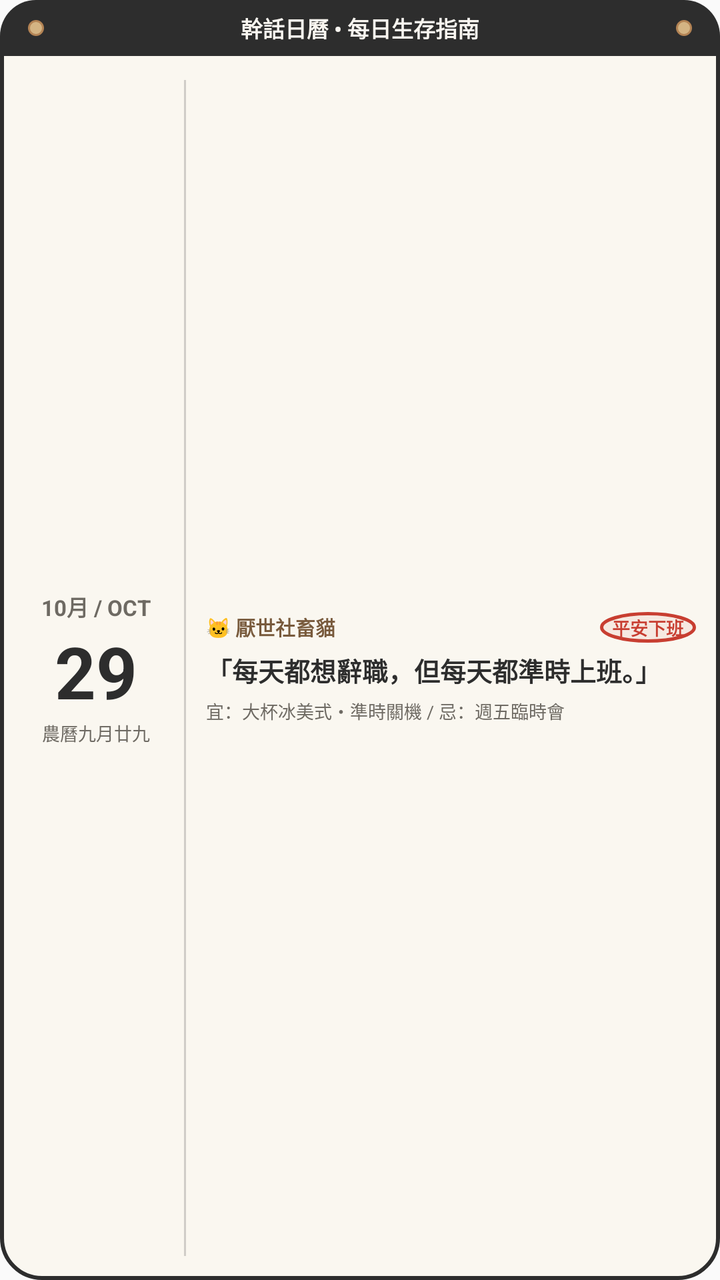
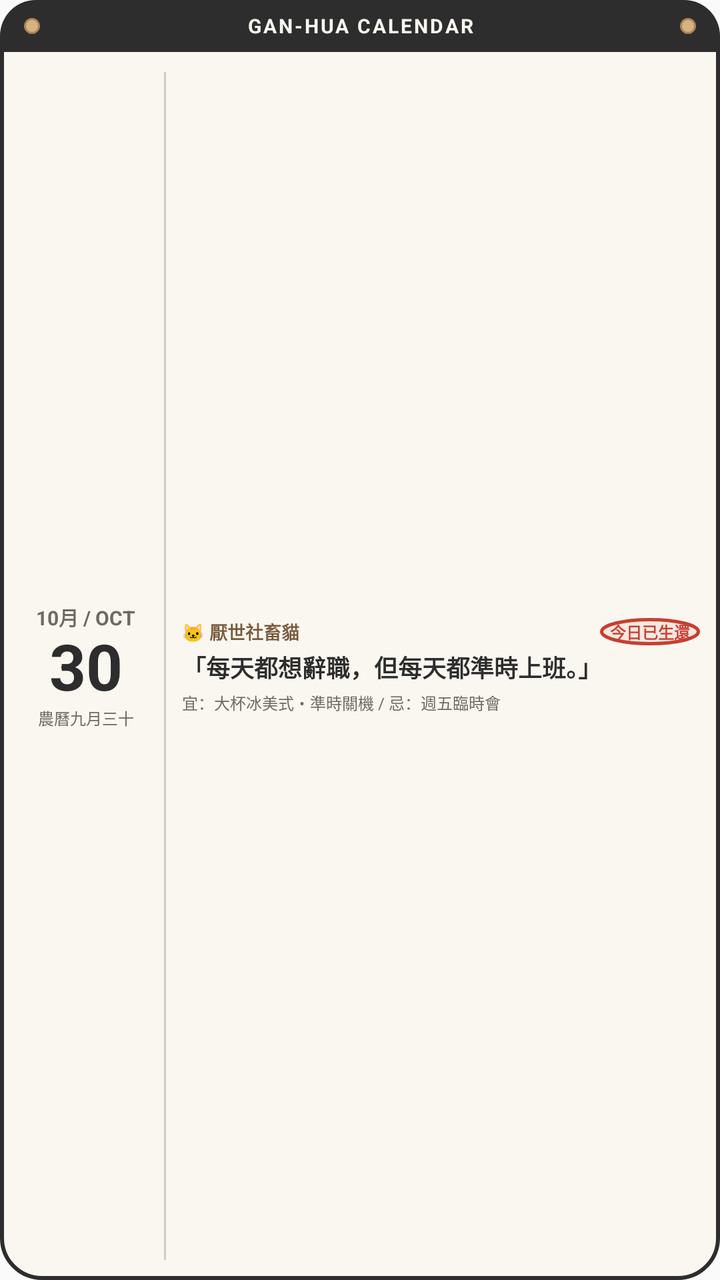

Screens rendered from an Android XML layout before and after an edit, with the pre-edit source and the edit as a unified diff.
<!-- AndroidManifest.xml: application theme AppTheme -->
<!-- res/layout/widget_ganhua_desk_calendar.xml -->
<?xml version="1.0" encoding="utf-8"?>
<LinearLayout xmlns:android="http://schemas.android.com/apk/res/android"
    android:id="@+id/widget_root"
    android:layout_width="match_parent"
    android:layout_height="match_parent"
    android:orientation="vertical"
    android:background="@drawable/widget_calendar_bg"
    android:padding="0dp">

    
    <RelativeLayout
        android:layout_width="match_parent"
        android:layout_height="28dp"
        android:background="@drawable/widget_binder_header"
        android:paddingHorizontal="14dp">

        <View
            android:layout_width="8dp"
            android:layout_height="8dp"
            android:layout_centerVertical="true"
            android:layout_alignParentStart="true"
            android:background="@drawable/widget_rivet" />

        <TextView
            android:id="@+id/tv_widget_title"
            android:layout_width="wrap_content"
            android:layout_height="wrap_content"
            android:layout_centerInParent="true"
            android:text="幹話日曆 • 每日生存指南"
            android:textColor="#F9F6F0"
            android:textSize="11sp"
            android:textStyle="bold" />

        <View
            android:layout_width="8dp"
            android:layout_height="8dp"
            android:layout_centerVertical="true"
            android:layout_alignParentEnd="true"
            android:background="@drawable/widget_rivet" />
    </RelativeLayout>

    
    <LinearLayout
        android:layout_width="match_parent"
        android:layout_height="match_parent"
        android:orientation="horizontal"
        android:padding="12dp">

        
        <LinearLayout
            android:layout_width="80dp"
            android:layout_height="match_parent"
            android:orientation="vertical"
            android:gravity="center"
            android:paddingEnd="8dp">

            <TextView
                android:id="@+id/tv_widget_month"
                android:layout_width="wrap_content"
                android:layout_height="wrap_content"
                android:text="10月 / OCT"
                android:textColor="#6E6A63"
                android:textSize="11sp"
                android:textStyle="bold" />

            <TextView
                android:id="@+id/tv_widget_day"
                android:layout_width="wrap_content"
                android:layout_height="wrap_content"
                android:text="29"
                android:textColor="#2D2D2D"
                android:textSize="36sp"
                android:textStyle="bold" />

            <TextView
                android:id="@+id/tv_widget_lunar"
                android:layout_width="wrap_content"
                android:layout_height="wrap_content"
                android:text="農曆九月廿九"
                android:textColor="#6E6A63"
                android:textSize="9sp" />
        </LinearLayout>

        
        <View
            android:layout_width="1dp"
            android:layout_height="match_parent"
            android:background="#2D2D2D"
            android:alpha="0.2"
            android:layout_marginEnd="10dp" />

        
        <LinearLayout
            android:layout_width="0dp"
            android:layout_height="match_parent"
            android:layout_weight="1"
            android:orientation="vertical"
            android:gravity="center_vertical">

            
            <RelativeLayout
                android:layout_width="match_parent"
                android:layout_height="wrap_content"
                android:layout_marginBottom="4dp">

                <TextView
                    android:id="@+id/tv_widget_character"
                    android:layout_width="wrap_content"
                    android:layout_height="wrap_content"
                    android:layout_alignParentStart="true"
                    android:text="🐱 厭世社畜貓"
                    android:textColor="#785A3C"
                    android:textSize="10sp"
                    android:textStyle="bold" />

                <TextView
                    android:id="@+id/tv_widget_seal"
                    android:layout_width="wrap_content"
                    android:layout_height="wrap_content"
                    android:layout_alignParentEnd="true"
                    android:background="@drawable/widget_stamp_circle"
                    android:paddingHorizontal="6dp"
                    android:paddingVertical="1dp"
                    android:text="平安下班"
                    android:textColor="#C83E31"
                    android:textSize="9sp"
                    android:textStyle="bold" />
            </RelativeLayout>

            
            <TextView
                android:id="@+id/tv_widget_quote"
                android:layout_width="match_parent"
                android:layout_height="wrap_content"
                android:text="「每天都想辭職，但每天都準時上班。」"
                android:textColor="#2D2D2D"
                android:textSize="13sp"
                android:textStyle="bold"
                android:maxLines="2"
                android:ellipsize="end" />

            
            <TextView
                android:id="@+id/tv_widget_yiji"
                android:layout_width="match_parent"
                android:layout_height="wrap_content"
                android:layout_marginTop="4dp"
                android:text="宜：大杯冰美式・準時關機 / 忌：週五臨時會"
                android:textColor="#6E6A63"
                android:textSize="9sp"
                android:maxLines="1"
                android:ellipsize="end" />
        </LinearLayout>
    </LinearLayout>
</LinearLayout>
<!-- resources referenced by this layout -->
<resources>
  <!-- drawable widget_binder_header (drawable) -->
  <?xml version="1.0" encoding="utf-8"?>
  <shape xmlns:android="http://schemas.android.com/apk/res/android"
      android:shape="rectangle">
      <solid android:color="#2D2D2D" />
      <corners
          android:topLeftRadius="18dp"
          android:topRightRadius="18dp"
          android:bottomLeftRadius="0dp"
          android:bottomRightRadius="0dp" />
  </shape>
  <!-- drawable widget_calendar_bg (drawable) -->
  <?xml version="1.0" encoding="utf-8"?>
  <shape xmlns:android="http://schemas.android.com/apk/res/android"
      android:shape="rectangle">
      <solid android:color="#FAF7F0" />
      <stroke
          android:width="2dp"
          android:color="#2D2D2D" />
      <corners android:radius="20dp" />
  </shape>
  <!-- drawable widget_rivet (drawable) -->
  <?xml version="1.0" encoding="utf-8"?>
  <shape xmlns:android="http://schemas.android.com/apk/res/android"
      android:shape="oval">
      <solid android:color="#D4B483" />
      <stroke
          android:width="1dp"
          android:color="#B38354" />
  </shape>
  <!-- drawable widget_stamp_circle (drawable) -->
  <?xml version="1.0" encoding="utf-8"?>
  <shape xmlns:android="http://schemas.android.com/apk/res/android"
      android:shape="oval">
      <stroke
          android:width="1.5dp"
          android:color="#C83E31" />
      <solid android:color="#14C83E31" />
  </shape>
  <style name="AppTheme" parent="Theme.AppCompat.Light.DarkActionBar">
          
          <item name="colorPrimary">@color/colorPrimary</item>
          <item name="colorPrimaryDark">@color/colorPrimaryDark</item>
          <item name="colorAccent">@color/colorAccent</item>
      </style>
  <color name="colorPrimary">#F9F6F0</color>
  <color name="colorPrimaryDark">#FAF7F0</color>
  <color name="colorAccent">#C83E31</color>
</resources>

<!-- the commit's change to res/layout/widget_ganhua_desk_calendar.xml (unified diff, before → after) -->
@@ -4,55 +4,57 @@
     android:layout_width="match_parent"
     android:layout_height="match_parent"
     android:orientation="vertical"
-    android:background="@drawable/widget_calendar_bg"
-    android:padding="0dp">
+    android:background="@drawable/widget_calendar_bg">
 
     
-    <RelativeLayout
+    <LinearLayout
         android:layout_width="match_parent"
-        android:layout_height="28dp"
+        android:layout_height="26dp"
         android:background="@drawable/widget_binder_header"
-        android:paddingHorizontal="14dp">
+        android:orientation="horizontal"
+        android:gravity="center_vertical"
+        android:paddingLeft="12dp"
+        android:paddingRight="12dp">
 
         <View
             android:layout_width="8dp"
             android:layout_height="8dp"
-            android:layout_centerVertical="true"
-            android:layout_alignParentStart="true"
             android:background="@drawable/widget_rivet" />
 
         <TextView
             android:id="@+id/tv_widget_title"
-            android:layout_width="wrap_content"
+            android:layout_width="0dp"
             android:layout_height="wrap_content"
-            android:layout_centerInParent="true"
-            android:text="幹話日曆 • 每日生存指南"
+            android:layout_weight="1"
+            android:gravity="center"
+            android:text="GAN-HUA CALENDAR"
             android:textColor="#F9F6F0"
-            android:textSize="11sp"
-            android:textStyle="bold" />
+            android:textSize="10sp"
+            android:textStyle="bold"
+            android:letterSpacing="0.1" />
 
         <View
             android:layout_width="8dp"
             android:layout_height="8dp"
-            android:layout_centerVertical="true"
-            android:layout_alignParentEnd="true"
             android:background="@drawable/widget_rivet" />
-    </RelativeLayout>
+    </LinearLayout>
 
     
     <LinearLayout
         android:layout_width="match_parent"
-        android:layout_height="match_parent"
+        android:layout_height="0dp"
+        android:layout_weight="1"
         android:orientation="horizontal"
-        android:padding="12dp">
+        android:gravity="center_vertical"
+        android:padding="10dp">
 
         
         <LinearLayout
-            android:layout_width="80dp"
-            android:layout_height="match_parent"
+            android:layout_width="72dp"
+            android:layout_height="wrap_content"
             android:orientation="vertical"
             android:gravity="center"
-            android:paddingEnd="8dp">
+            android:paddingRight="6dp">
 
             <TextView
                 android:id="@+id/tv_widget_month"
@@ -60,25 +62,26 @@
                 android:layout_height="wrap_content"
                 android:text="10月 / OCT"
                 android:textColor="#6E6A63"
-                android:textSize="11sp"
+                android:textSize="10sp"
                 android:textStyle="bold" />
 
             <TextView
                 android:id="@+id/tv_widget_day"
                 android:layout_width="wrap_content"
                 android:layout_height="wrap_content"
-                android:text="29"
+                android:text="30"
                 android:textColor="#2D2D2D"
-                android:textSize="36sp"
-                android:textStyle="bold" />
+                android:textSize="32sp"
+                android:textStyle="bold"
+                android:includeFontPadding="false" />
 
             <TextView
                 android:id="@+id/tv_widget_lunar"
                 android:layout_width="wrap_content"
                 android:layout_height="wrap_content"
-                android:text="農曆九月廿九"
+                android:text="農曆九月三十"
                 android:textColor="#6E6A63"
-                android:textSize="9sp" />
+                android:textSize="8sp" />
         </LinearLayout>
 
         
@@ -87,45 +90,49 @@
             android:layout_height="match_parent"
             android:background="#2D2D2D"
             android:alpha="0.2"
-            android:layout_marginEnd="10dp" />
+            android:layout_marginRight="8dp" />
 
         
         <LinearLayout
             android:layout_width="0dp"
-            android:layout_height="match_parent"
+            android:layout_height="wrap_content"
             android:layout_weight="1"
-            android:orientation="vertical"
-            android:gravity="center_vertical">
+            android:orientation="vertical">
 
             
-            <RelativeLayout
+            <LinearLayout
                 android:layout_width="match_parent"
                 android:layout_height="wrap_content"
-                android:layout_marginBottom="4dp">
+                android:orientation="horizontal"
+                android:gravity="center_vertical"
+                android:layout_marginBottom="2dp">
 
                 <TextView
                     android:id="@+id/tv_widget_character"
-                    android:layout_width="wrap_content"
+                    android:layout_width="0dp"
                     android:layout_height="wrap_content"
-                    android:layout_alignParentStart="true"
+                    android:layout_weight="1"
                     android:text="🐱 厭世社畜貓"
                     android:textColor="#785A3C"
-                    android:textSize="10sp"
-                    android:textStyle="bold" />
+                    android:textSize="9sp"
+                    android:textStyle="bold"
+                    android:maxLines="1"
+                    android:ellipsize="end" />
 
                 <TextView
                     android:id="@+id/tv_widget_seal"
                     android:layout_width="wrap_content"
                     android:layout_height="wrap_content"
-                    android:layout_alignParentEnd="true"
                     android:background="@drawable/widget_stamp_circle"
-                    android:paddingHorizontal="6dp"
-                    android:paddingVertical="1dp"
-                    android:text="平安下班"
+                    android:paddingLeft="5dp"
+                    android:paddingTop="1dp"
+                    android:paddingRight="5dp"
+                    android:paddingBottom="1dp"
+                    android:text="今日已生還"
                     android:textColor="#C83E31"
-                    android:textSize="9sp"
+                    android:textSize="8sp"
                     android:textStyle="bold" />
-            </RelativeLayout>
+            </LinearLayout>
 
             
             <TextView
@@ -134,7 +141,7 @@
                 android:layout_height="wrap_content"
                 android:text="「每天都想辭職，但每天都準時上班。」"
                 android:textColor="#2D2D2D"
-                android:textSize="13sp"
+                android:textSize="12sp"
                 android:textStyle="bold"
                 android:maxLines="2"
                 android:ellipsize="end" />
@@ -144,10 +151,10 @@
                 android:id="@+id/tv_widget_yiji"
                 android:layout_width="match_parent"
                 android:layout_height="wrap_content"
-                android:layout_marginTop="4dp"
+                android:layout_marginTop="3dp"
                 android:text="宜：大杯冰美式・準時關機 / 忌：週五臨時會"
                 android:textColor="#6E6A63"
-                android:textSize="9sp"
+                android:textSize="8sp"
                 android:maxLines="1"
                 android:ellipsize="end" />
         </LinearLayout>
